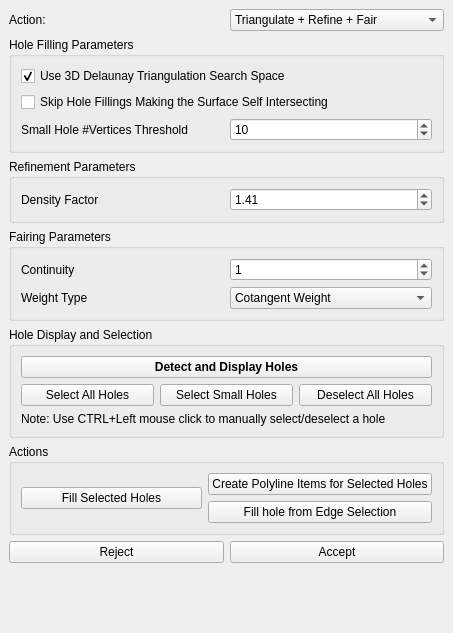
Old version of the form Polyhedron/demo/Polyhedron/Plugins/PMP/Hole_filling_widget.ui in the repository CGAL/cgal.
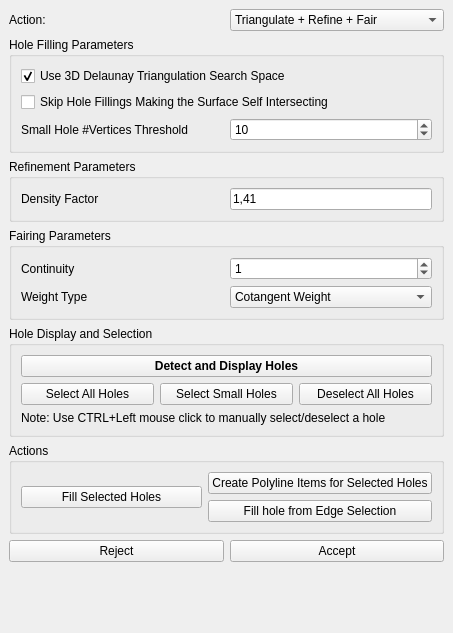
New version of the form. Custom widgets are drawn as their Qt base class.

What changed in the file:
```diff
--- a/Polyhedron/demo/Polyhedron/Plugins/PMP/Hole_filling_widget.ui
+++ b/Polyhedron/demo/Polyhedron/Plugins/PMP/Hole_filling_widget.ui
@@ -123,15 +123,18 @@
           </widget>
          </item>
          <item>
-          <widget class="QDoubleSpinBox" name="Density_control_factor_spin_box">
-           <property name="maximum">
-            <double>96.989999999999995</double>
+          <widget class="DoubleEdit" name="Density_control_factor_spin_box">
+           <property name="sizePolicy">
+            <sizepolicy hsizetype="Minimum" vsizetype="Fixed">
+             <horstretch>0</horstretch>
+             <verstretch>0</verstretch>
+            </sizepolicy>
            </property>
-           <property name="singleStep">
-            <double>0.200000000000000</double>
+           <property name="text">
+            <string>1,41</string>
            </property>
-           <property name="value">
-            <double>1.410000000000000</double>
+           <property name="alignment">
+            <set>Qt::AlignLeading|Qt::AlignLeft|Qt::AlignVCenter</set>
            </property>
           </widget>
          </item>
@@ -333,6 +336,13 @@
    </layout>
   </widget>
  </widget>
+ <customwidgets>
+  <customwidget>
+   <class>DoubleEdit</class>
+   <extends>QLineEdit</extends>
+   <header>CGAL_double_edit.h</header>
+  </customwidget>
+ </customwidgets>
  <resources/>
  <connections/>
 </ui>
```
